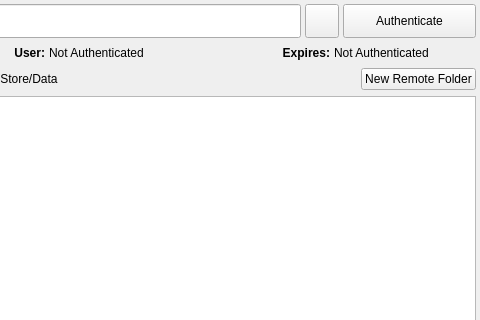
Before: the Qt Designer form UI_Files/hyperthoughtdialog.ui in BlueQuartzSoftware/MetaForge, drawn with Qt 5; both pictures show x 387 to 867 and y 0 to 320 of the 867 by 497 pixel window.
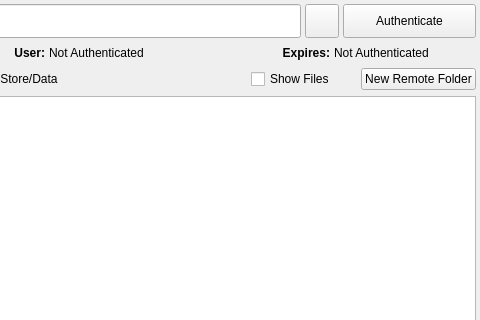
After: the same form once the commit is applied. Icons and pictures are not drawn. Custom widgets are drawn as their Qt base class.

Commit message:
Adding "Show Files" checkbox in HT dialog to allow users to show/hide files.
Default value is unchecked.

What changed in the file:
```diff
--- a/UI_Files/hyperthoughtdialog.ui
+++ b/UI_Files/hyperthoughtdialog.ui
@@ -194,6 +194,13 @@
          </property>
         </widget>
        </item>
+       <item>
+        <widget class="QCheckBox" name="show_files">
+         <property name="text">
+          <string>Show Files</string>
+         </property>
+        </widget>
+       </item>
        <item>
         <spacer name="horizontalSpacer_2">
          <property name="orientation">
```
The commit also changes 3 other files.
